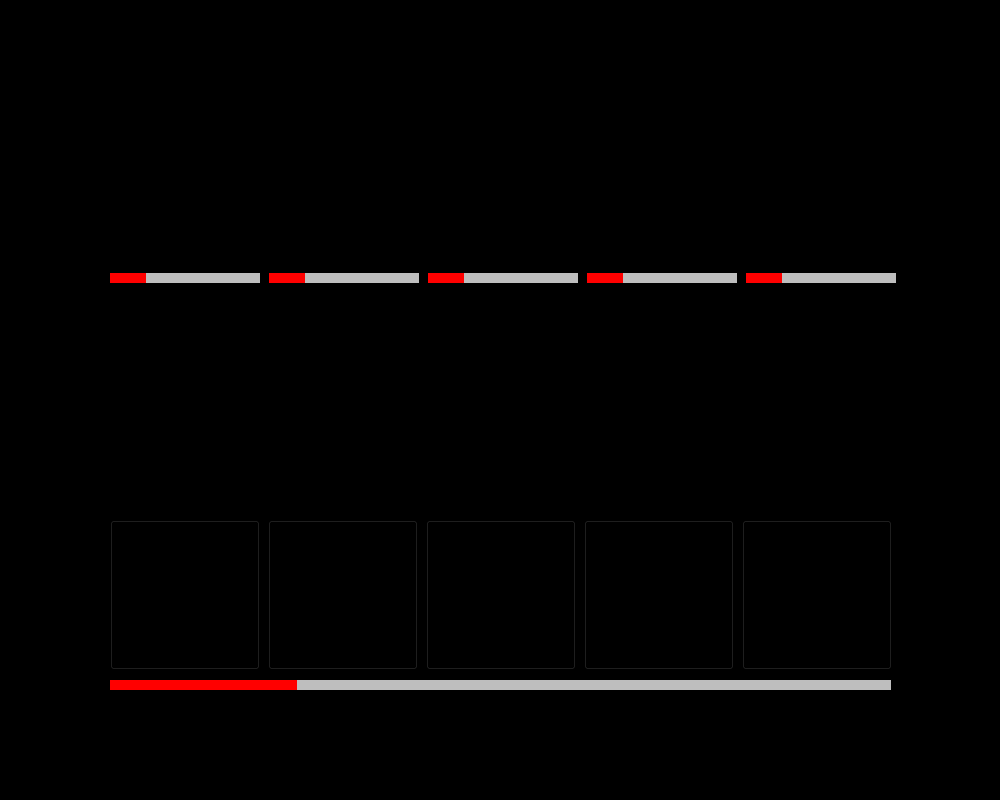
Old version of the form uiComponent/combatgamewindow.ui in the repository fhfuih/COMP2012H-Project.
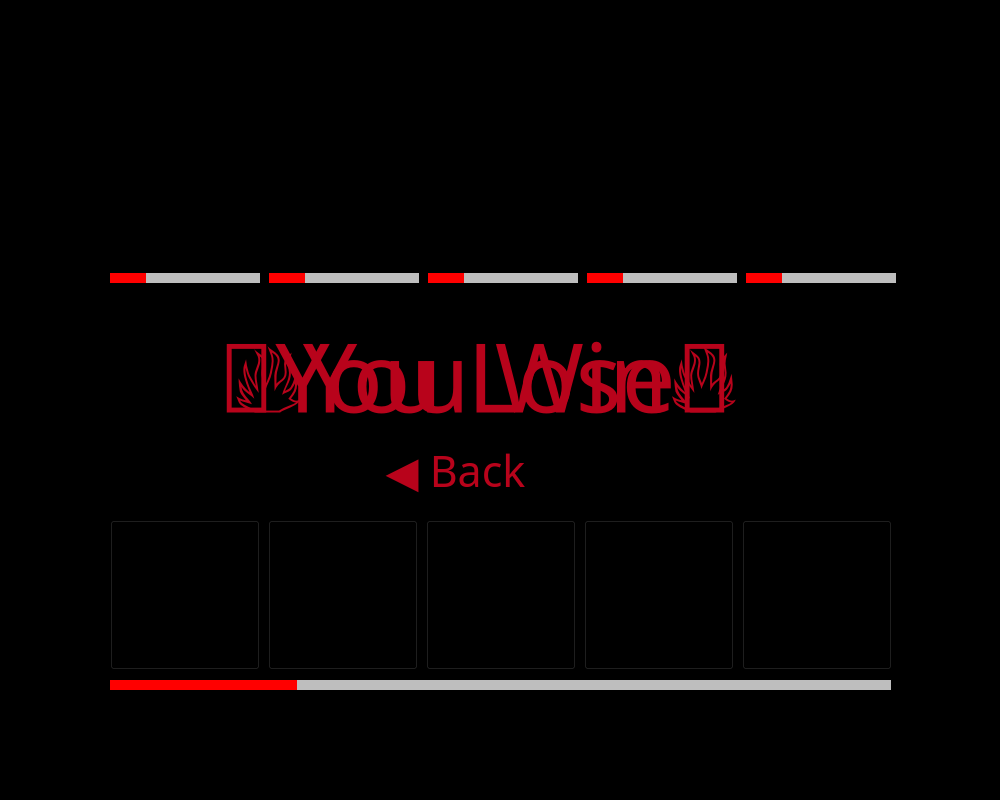
New version of the form. Icons and pictures are not drawn.

Commit message: Update game over behavior

```diff
--- a/uiComponent/combatgamewindow.ui
+++ b/uiComponent/combatgamewindow.ui
@@ -544,6 +544,84 @@
     <bool>false</bool>
    </property>
   </widget>
+  <widget class="QLabel" name="WinLabel">
+   <property name="geometry">
+    <rect>
+     <x>210</x>
+     <y>310</y>
+     <width>551</width>
+     <height>131</height>
+    </rect>
+   </property>
+   <property name="font">
+    <font>
+     <family>Long Shot</family>
+     <pointsize>72</pointsize>
+    </font>
+   </property>
+   <property name="styleSheet">
+    <string notr="true">color: rgb(184, 3, 27);</string>
+   </property>
+   <property name="text">
+    <string>🔥You Win🔥</string>
+   </property>
+   <property name="alignment">
+    <set>Qt::AlignCenter</set>
+   </property>
+  </widget>
+  <widget class="QLabel" name="LoseLabel">
+   <property name="geometry">
+    <rect>
+     <x>200</x>
+     <y>310</y>
+     <width>551</width>
+     <height>131</height>
+    </rect>
+   </property>
+   <property name="font">
+    <font>
+     <family>Long Shot</family>
+     <pointsize>72</pointsize>
+    </font>
+   </property>
+   <property name="styleSheet">
+    <string notr="true">color: rgb(184, 3, 27);</string>
+   </property>
+   <property name="text">
+    <string>👿You Lose👿</string>
+   </property>
+   <property name="alignment">
+    <set>Qt::AlignCenter</set>
+   </property>
+  </widget>
+  <widget class="QPushButton" name="BackButton">
+   <property name="geometry">
+    <rect>
+     <x>370</x>
+     <y>440</y>
+     <width>171</width>
+     <height>61</height>
+    </rect>
+   </property>
+   <property name="font">
+    <font>
+     <family>Long Shot</family>
+     <pointsize>32</pointsize>
+    </font>
+   </property>
+   <property name="cursor">
+    <cursorShape>PointingHandCursor</cursorShape>
+   </property>
+   <property name="styleSheet">
+    <string notr="true">color: rgb(184, 3, 27);</string>
+   </property>
+   <property name="text">
+    <string>◀ Back</string>
+   </property>
+   <property name="flat">
+    <bool>true</bool>
+   </property>
+  </widget>
   <zorder>background</zorder>
   <zorder>PlayerHealth</zorder>
   <zorder>EnemyHealth_0</zorder>
```
Left out of the diff: 3 changed lines with no effect on the pictures. The commit also changes 2 other files.
